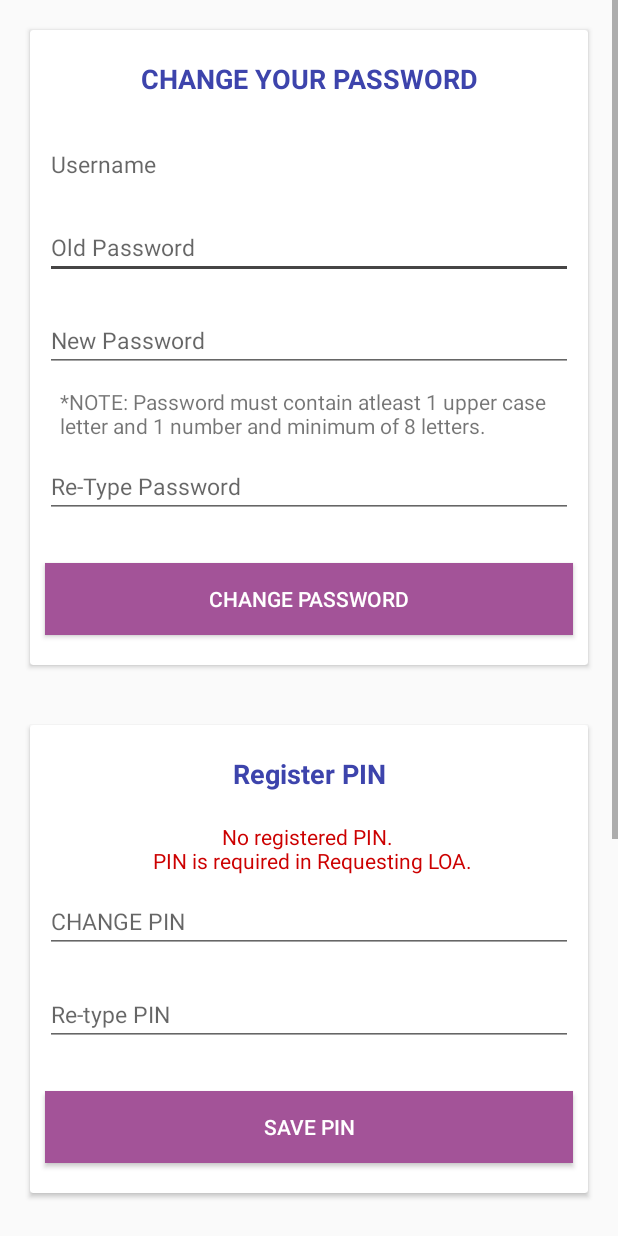
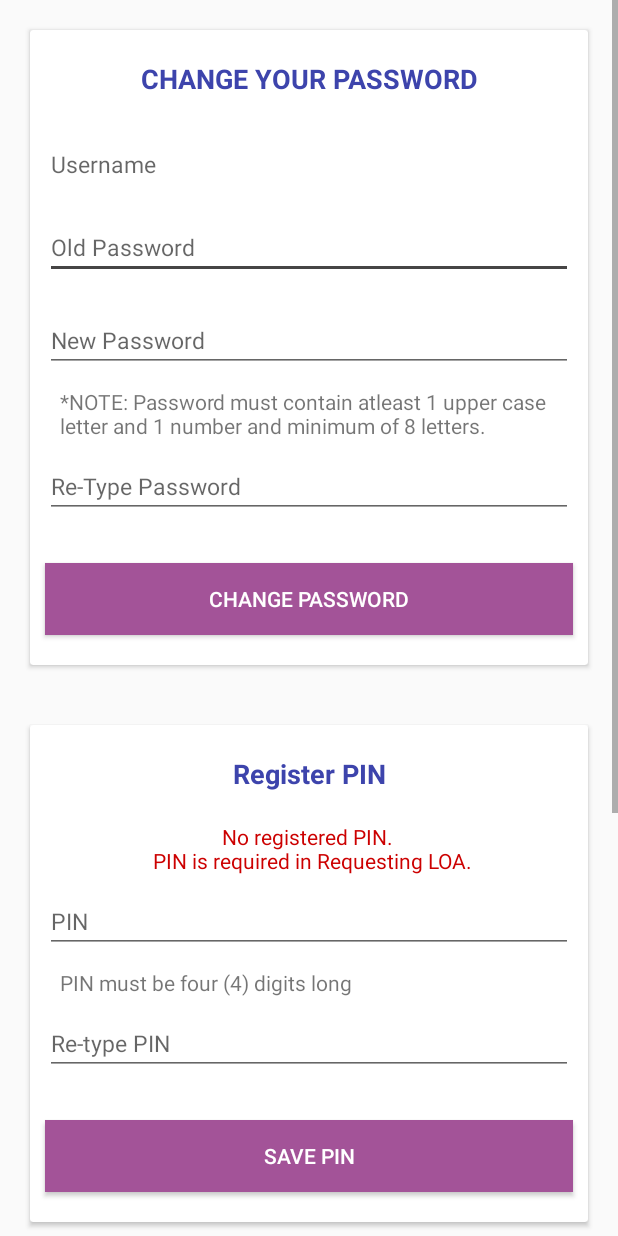
Before and after one commit to Cisco-king/MEMBERAPP-V2-ANDROID, an Android app: the layout fragment_fragment_change_password.xml on its own in the app's theme, with its tools: preview values and no code run, on a phone screen of 412 x 824 dp. Run offline under Robolectric (Android 15) with nearby library versions, the phone set to English and light mode, and no system bars.

Commit message:
change Medicard to MediCard from screenshot alertmsg , and added filter on length of pin

```diff
--- a/app/src/main/java/InterfaceService/ChangePasswordWithPinCallback.java
+++ b/app/src/main/java/InterfaceService/ChangePasswordWithPinCallback.java
@@ -41,4 +41,6 @@ public interface ChangePasswordWithPinCallback {
     void onErrorRegisterPin(Throwable error);
 
     void testInputPinListener();
+
+    void testInputPinLengthListener();
 }
--- a/app/src/main/java/fragments/fragment_changePassword.java
+++ b/app/src/main/java/fragments/fragment_changePassword.java
@@ -234,4 +234,9 @@ public class fragment_changePassword extends Fragment implements ChangePasswordW
         alertDialogCustom.showMe(context, alertDialogCustom.HOLD_ON_title, alertDialogCustom.PIN_RETYPEPIN_MATCH_message, 1);
 
     }
+
+    @Override
+    public void testInputPinLengthListener() {
+        alertDialogCustom.showMe(context, alertDialogCustom.HOLD_ON_title, alertDialogCustom.PIN_RETYPE_LENGTH_message, 1);
+    }
 }
--- a/app/src/main/java/utilities/AlertDialogCustom.java
+++ b/app/src/main/java/utilities/AlertDialogCustom.java
@@ -29,11 +29,12 @@ public class AlertDialogCustom {
     public String PASSWORD_MATCH_message = "Password did not match. Please try again.";
     public String PASSWORD_RETYPEPASS_MATCH_message = "New Password and Re-Type Password did not match. Please try again.";
     public String PIN_RETYPEPIN_MATCH_message = "PIN and Re-Type PIN did not match. Please try again.";
+    public String PIN_RETYPE_LENGTH_message = "PIN must be four (4) digits long";
 
     public String CONGRATULATIONS_title = "Success!";
     public String CONGRATULATIONS_message = "You have successfully created an account. Please login to begin.";
 
-    public String Saved_Screenshot = "LOA Request has been saved to Medicard folder in your photo gallery.";
+    public String Saved_Screenshot = "LOA Request has been saved to MediCard folder in your photo gallery.";
 
     public String ALREADY_message = "Account is already existing.";
     public String MemberAccountDidNotMatch = "Date of Birth does not match with MediCard ID number.";
--- a/app/src/main/res/layout/content_sort_loa_req.xml
+++ b/app/src/main/res/layout/content_sort_loa_req.xml
@@ -72,7 +72,7 @@
                     android:layout_width="match_parent"
                     android:layout_height="wrap_content"
                     android:background="@drawable/edit_text_rounded_corner"
-                    android:hint="@string/hospital_clinic"
+                    android:hint="Choose Sort By"
                     android:padding="@dimen/sub_margin"
                     android:textColor="@color/BLACK"
                     android:textSize="@dimen/text_main" />
@@ -107,7 +107,7 @@
                     android:layout_width="match_parent"
                     android:layout_height="wrap_content"
                     android:background="@drawable/edit_text_rounded_corner"
-                    android:hint="@string/approved"
+                    android:hint="Choose Status"
                     android:padding="@dimen/sub_margin"
                     android:textColor="@color/BLACK"
                     android:textSize="@dimen/text_main" />
@@ -142,7 +142,7 @@
                     android:layout_width="match_parent"
                     android:layout_height="wrap_content"
                     android:background="@drawable/edit_text_rounded_corner"
-                    android:hint="@string/consultation"
+                    android:hint="Choose Service Type"
                     android:padding="@dimen/sub_margin"
                     android:textColor="@color/BLACK"
                     android:textSize="@dimen/text_main" />
--- a/app/src/main/res/layout/fragment_fragment_change_password.xml
+++ b/app/src/main/res/layout/fragment_fragment_change_password.xml
@@ -146,8 +146,18 @@
                         android:layout_width="match_parent"
                         android:layout_height="wrap_content"
                         android:layout_margin="@dimen/sub_margin"
-                        android:hint="@string/pin"
+                        android:hint="PIN"
                         android:textSize="@dimen/text_small" />
+
+
+
+                    <TextView
+
+                        android:layout_width="match_parent"
+                        android:layout_height="wrap_content"
+                        android:layout_marginLeft="@dimen/margin"
+                        android:layout_marginRight="@dimen/margin"
+                        android:text="PIN must be four (4) digits long" />
 
                     <EditText
                         android:inputType="numberPassword"
@@ -230,6 +240,15 @@
                         android:hint="@string/new_pin"
                         android:textSize="@dimen/text_small" />
 
+                    <TextView
+
+                        android:layout_width="match_parent"
+                        android:layout_height="wrap_content"
+                        android:layout_marginLeft="@dimen/margin"
+                        android:layout_marginRight="@dimen/margin"
+                        android:text="PIN must be four (4) digits long" />
+
+
                     <EditText
                         android:maxLength="4"
                         android:id="@+id/et_retype_pin_new"
--- a/app/src/main/res/values/strings.xml
+++ b/app/src/main/res/values/strings.xml
@@ -154,7 +154,7 @@
     <string name="proceed">Proceed</string>
     <string name="hint_doctor">Enter Doctor Name</string>
     <string name="no_doctor_set">Please select Doctor after selecting Hospital/Clinic</string>
-    <string name="hint_condition">Enter Reason to Consult</string>
+    <string name="hint_condition">Enter Reason for Consult</string>
     <string name="hospital_clinic">Hospital/Clinic</string>
     <string name="hospital_clinic_">Hospital/Clinic: <font fgcolor="red"><b> * </b></font> </string>
     <string name="doctor">Doctor</string>
```
Also changed, not shown: app/src/main/java/InterfaceService/ChangePasswordWithPinRetrieve.java (+10 -4 lines).
